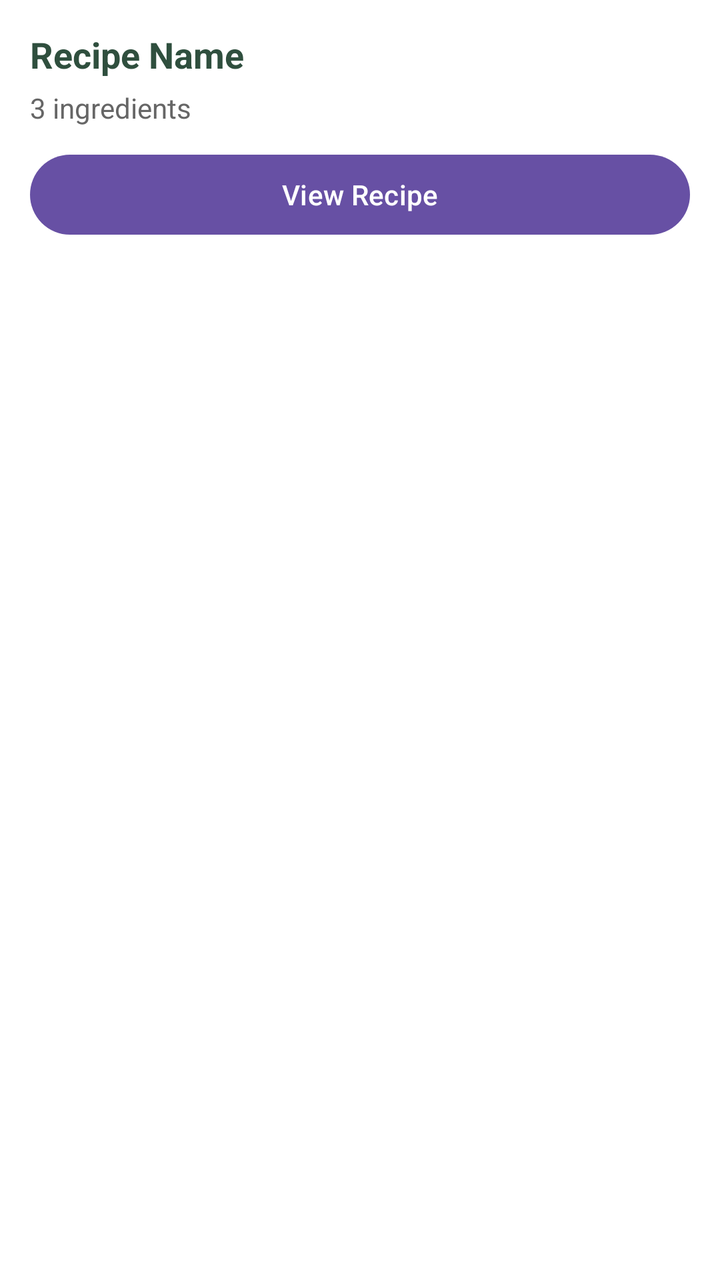
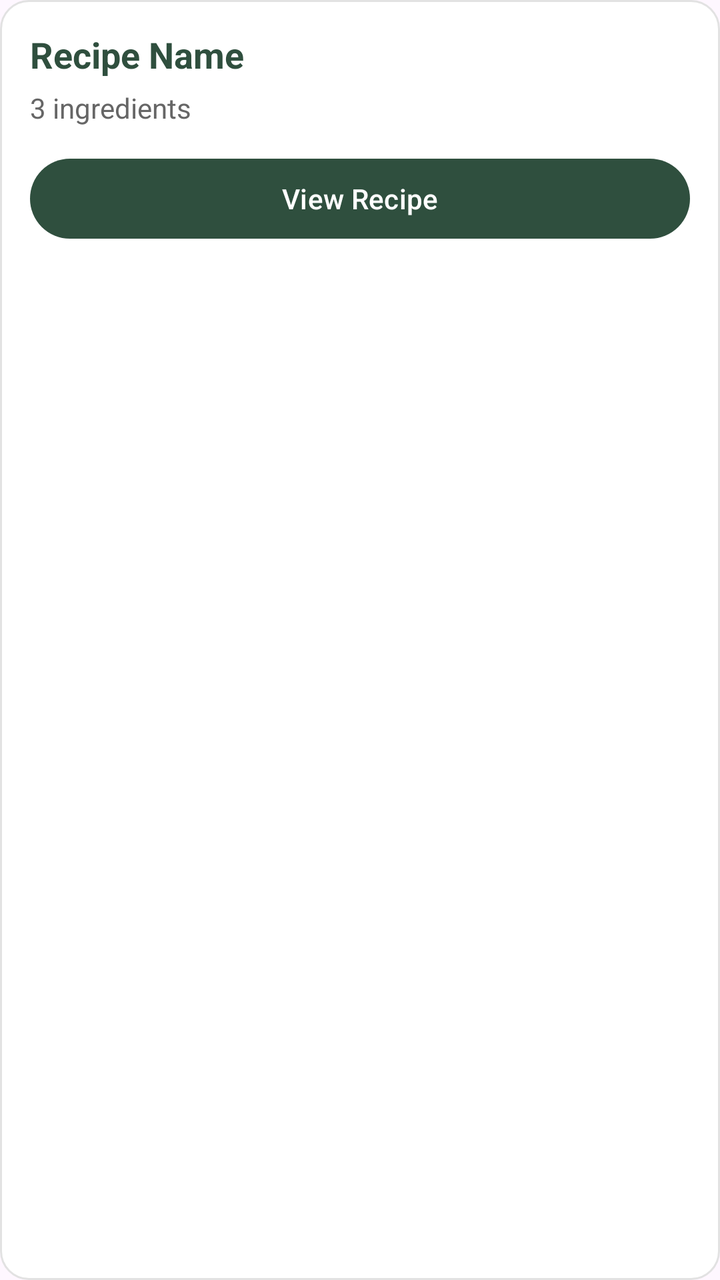

An Android layout rendered at two revisions. The XML below is the earlier revision; the diff shows what the commit changed to produce the second picture.
<!-- AndroidManifest.xml: application theme Theme.SmartPantryManager -->
<!-- res/layout/item_recipe.xml -->
<?xml version="1.0" encoding="utf-8"?>
<LinearLayout xmlns:android="http://schemas.android.com/apk/res/android"
    android:layout_width="match_parent"
    android:layout_height="wrap_content"
    android:orientation="vertical"
    android:padding="15dp"
    android:layout_marginBottom="10dp"
    android:background="#FFFFFF">

    <TextView
        android:id="@+id/tvRecipeName"
        android:layout_width="wrap_content"
        android:layout_height="wrap_content"
        android:text="Recipe Name"
        android:textSize="18sp"
        android:textStyle="bold"
        android:textColor="#2F4F3E" />

    <TextView
        android:id="@+id/tvRecipeIngredientCount"
        android:layout_width="wrap_content"
        android:layout_height="wrap_content"
        android:text="3 ingredients"
        android:textSize="14sp"
        android:textColor="#666666"
        android:layout_marginTop="5dp" />

    <Button
        android:id="@+id/btnViewRecipe"
        android:layout_width="match_parent"
        android:layout_height="wrap_content"
        android:text="View Recipe"
        android:textAllCaps="false"
        android:layout_marginTop="10dp" />

</LinearLayout>
<!-- resources referenced by this layout -->
<resources>
  <style name="Theme.SmartPantryManager" parent="Base.Theme.SmartPantryManager" />
  <style name="Base.Theme.SmartPantryManager" parent="Theme.Material3.DayNight.NoActionBar">
          
          
      </style>
</resources>

<!-- the commit's change to res/layout/item_recipe.xml (unified diff, before → after) -->
@@ -5,8 +5,9 @@
     android:orientation="vertical"
     android:padding="15dp"
     android:layout_marginBottom="10dp"
-    android:background="#FFFFFF">
+    android:background="@drawable/card_background">
 
+    
     <TextView
         android:id="@+id/tvRecipeName"
         android:layout_width="wrap_content"
@@ -14,23 +15,25 @@
         android:text="Recipe Name"
         android:textSize="18sp"
         android:textStyle="bold"
-        android:textColor="#2F4F3E" />
+        android:textColor="@color/dark_green" />
 
+    
     <TextView
         android:id="@+id/tvRecipeIngredientCount"
         android:layout_width="wrap_content"
         android:layout_height="wrap_content"
         android:text="3 ingredients"
         android:textSize="14sp"
-        android:textColor="#666666"
+        android:textColor="@color/text_secondary"
         android:layout_marginTop="5dp" />
 
+    
     <Button
         android:id="@+id/btnViewRecipe"
         android:layout_width="match_parent"
         android:layout_height="wrap_content"
         android:text="View Recipe"
         android:textAllCaps="false"
-        android:layout_marginTop="10dp" />
+        android:layout_marginTop="12dp" />
 
 </LinearLayout>
<!-- resource entries referenced after the edit -->
@@ -1,9 +1,51 @@
 <!-- resources referenced by this layout -->
 <resources>
+  <color name="dark_green">#2F4F3E</color>
+  <color name="text_secondary">#666666</color>
+  <!-- drawable card_background (drawable) -->
+  <?xml version="1.0" encoding="utf-8"?>
+  <shape xmlns:android="http://schemas.android.com/apk/res/android"
+      android:shape="rectangle">
+  
+      <solid android:color="@color/card_background" />
+  
+      <corners android:radius="14dp" />
+  
+      <stroke
+          android:width="1dp"
+          android:color="@color/border_light" />
+  
+      <padding
+          android:left="2dp"
+          android:top="2dp"
+          android:right="2dp"
+          android:bottom="2dp" />
+  
+  </shape>
   <style name="Theme.SmartPantryManager" parent="Base.Theme.SmartPantryManager" />
+  <color name="card_background">#FFFFFF</color>
+  <color name="border_light">#E2E2E2</color>
   <style name="Base.Theme.SmartPantryManager" parent="Theme.Material3.DayNight.NoActionBar">
-          
-          
+  
+          <item name="colorPrimary">@color/dark_green</item>
+          <item name="colorOnPrimary">@color/white</item>
+  
+          <item name="colorSecondary">@color/accent_green</item>
+          <item name="colorOnSecondary">@color/white</item>
+  
+          <item name="colorTertiary">@color/medium_green</item>
+  
+          <item name="android:colorAccent">@color/accent_green</item>
+  
+          <item name="android:navigationBarColor">@color/black</item>
+          <item name="android:statusBarColor">@color/dark_green</item>
+  
+          <item name="android:windowLightStatusBar">false</item>
+  
       </style>
+  <color name="white">#FFFFFFFF</color>
+  <color name="accent_green">#6F8F78</color>
+  <color name="medium_green">#5F7A68</color>
+  <color name="black">#FF000000</color>
 </resources>
 
